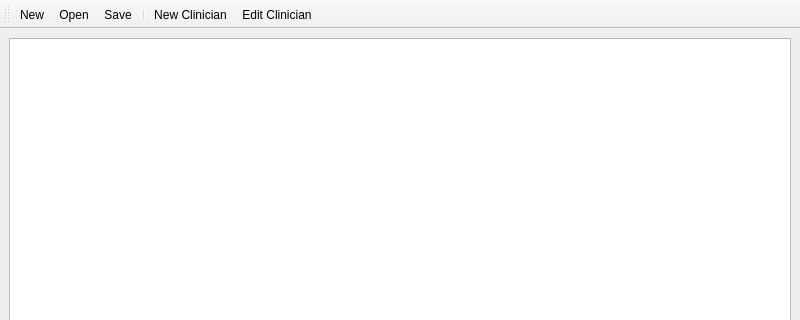
The window that designer/mainwindow.ui (mishra-lab/scheduler) describes before a commit, drawn with Qt 5; both pictures show x 0 to 800 and y 0 to 320 of the 800 by 600 pixel window.
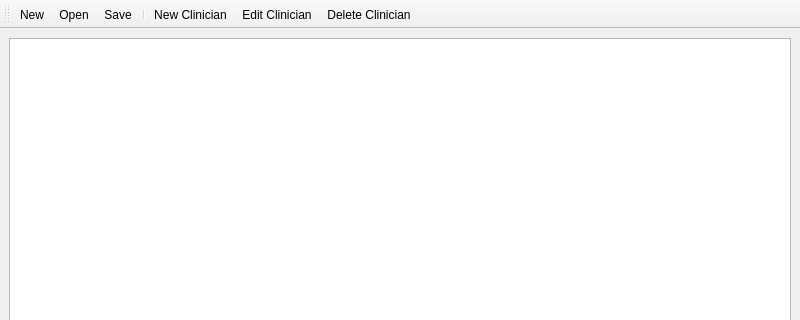
The same window after the commit.

Commit message:
Add "Delete Clinician" button
Operates similar to edit clinician: traverse to top-level object and asks
to delete data of top-level "clinician" object

Patch:
```diff
--- a/designer/mainwindow.ui
+++ b/designer/mainwindow.ui
@@ -49,6 +49,7 @@
    <addaction name="separator"/>
    <addaction name="actionNew_Clinician"/>
    <addaction name="actionEdit_Clinician"/>
+   <addaction name="actionDelete_Clinician"/>
   </widget>
   <action name="actionOpen">
    <property name="text">
@@ -90,6 +91,14 @@
     <string>Edit the selected clinician</string>
    </property>
   </action>
+  <action name="actionDelete_Clinician">
+   <property name="text">
+    <string>Delete Clinician</string>
+   </property>
+   <property name="toolTip">
+    <string>Delete the selected clinician</string>
+   </property>
+  </action>
  </widget>
  <resources/>
  <connections/>
```
The commit also changes 2 other files.
